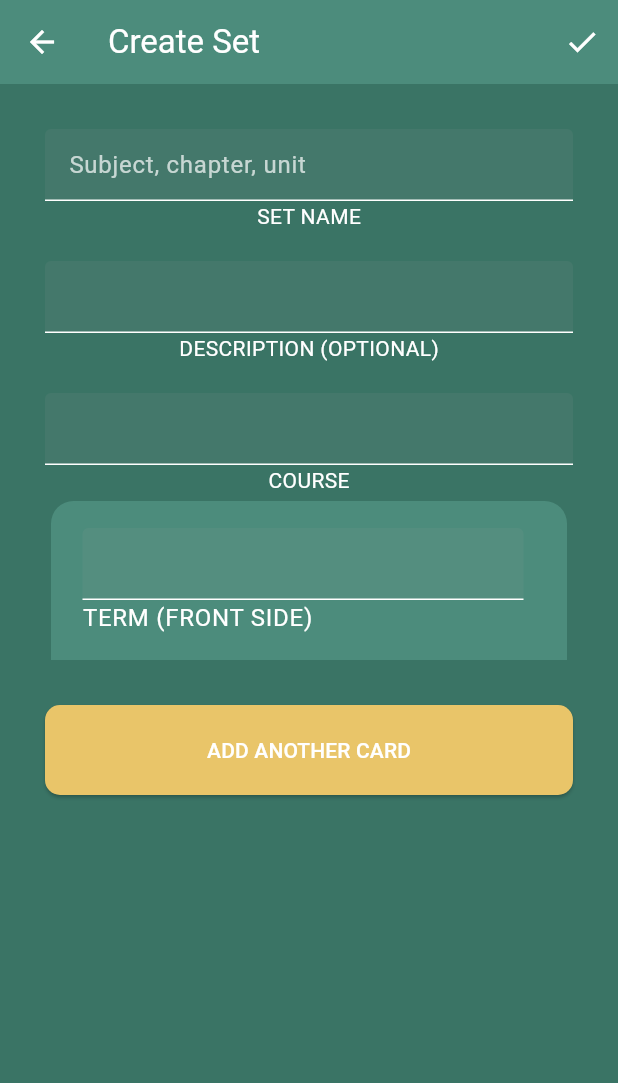
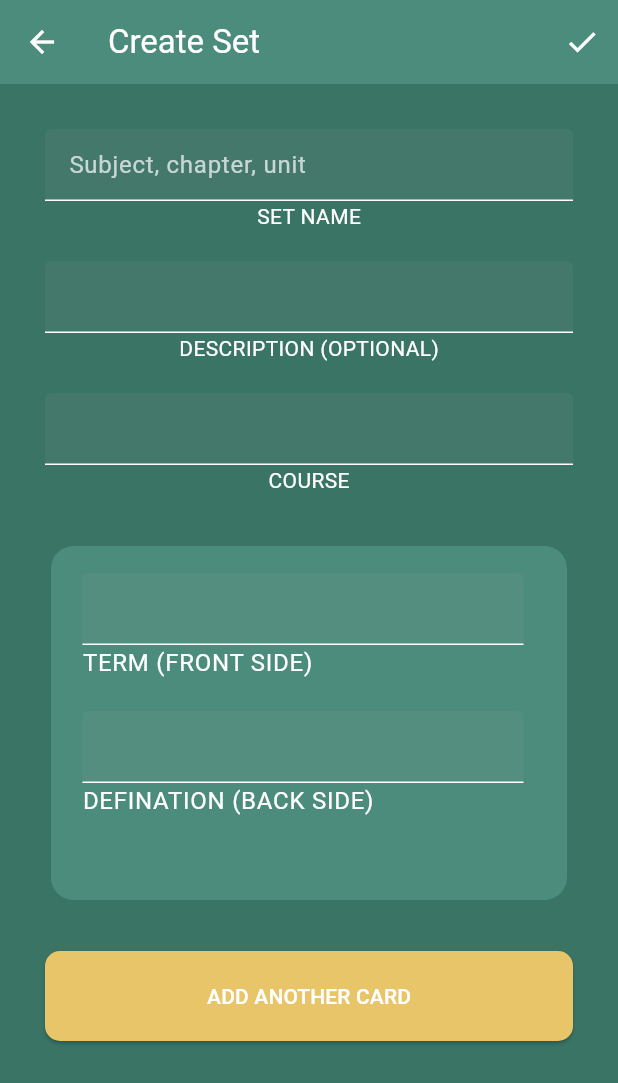
Before and after one commit to KaelNierras/vis_can_learn, a Flutter app: the CreateSet screen opened directly, on a phone screen of 412 x 824 dp. Shown: the top 1083 px of the screen. Run offline on Flutter 3.47's test engine with Material 3 defaults, Android fonts, the light colour scheme and no system bars; drawn by our look-alikes of flutter_slidable; our stand-ins replace cloud_firestore, firebase_auth, firebase_core, fl_chart, flip_card, shared_preferences; accounts and stored records are empty.

Commit message:
Add Set Overflow fix

```diff
--- a/lib/common/wiget/dynamic_create_set_cards.dart
+++ b/lib/common/wiget/dynamic_create_set_cards.dart
@@ -40,10 +40,9 @@ class _MyCardState extends State<MyCard> {
   Widget build(BuildContext context) {
     return Column(
       children: [
-        Expanded(
-          child: ListView.builder(
-            itemCount: widget.items.length,
-            itemBuilder: (context, index) {
+        Column(
+          children: widget.items.asMap().entries.map((entry) {
+            int index = entry.key;
             return Slidable(
               key: Key(index.toString()),
               endActionPane: ActionPane(
@@ -67,6 +66,8 @@ class _MyCardState extends State<MyCard> {
                   title: Padding(
                     padding: const EdgeInsets.symmetric(
                         vertical: 10.0, horizontal: 5.0),
+                    child: SizedBox(
+                      height: 200,
                       child: Column(
                         mainAxisAlignment: MainAxisAlignment.start,
                         crossAxisAlignment: CrossAxisAlignment.start,
@@ -91,9 +92,9 @@ class _MyCardState extends State<MyCard> {
                     ),
                   ),
                 ),
+              ),
             );
-            },
-          ),
+          }).toList(),
         ),
         addVerticalSpace(30),
         SizedBox(
--- a/lib/features/dashboard/views/create_set.dart
+++ b/lib/features/dashboard/views/create_set.dart
@@ -124,7 +124,7 @@ class _CreateSetState extends State<CreateSet> {
           color: background,
         ),
         child: Padding(
-          padding: const EdgeInsets.all(30.0),
+          padding: const EdgeInsets.symmetric(horizontal: 30),
           child: Column(
             crossAxisAlignment: CrossAxisAlignment.start,
             children: [
@@ -132,6 +132,7 @@ class _CreateSetState extends State<CreateSet> {
                 child: SingleChildScrollView(
                   child: Column(
                     children: [
+                      addVerticalSpace(30),
                       InputTextSecondary(
                           text: 'Subject, chapter, unit', controller: setText),
                       const Text(
@@ -150,8 +151,9 @@ class _CreateSetState extends State<CreateSet> {
                         'COURSE',
                         style: TextStyle(color: Colors.white),
                       ),
+                      addVerticalSpace(30),
                       Container(
-                        height: items.length * 200,
+                        height: (items.length + 1) * 225.0,
                         child: MyCard(
                           addCardCallback: addCard,
                           items: items,
@@ -159,7 +161,6 @@ class _CreateSetState extends State<CreateSet> {
                           definitionControllers: definitionControllers,
                         ),
                       ),
-                      addVerticalSpace(40)
                     ],
                   ),
                 ),
```
Lines whose indentation alone changed are shown as unchanged.
